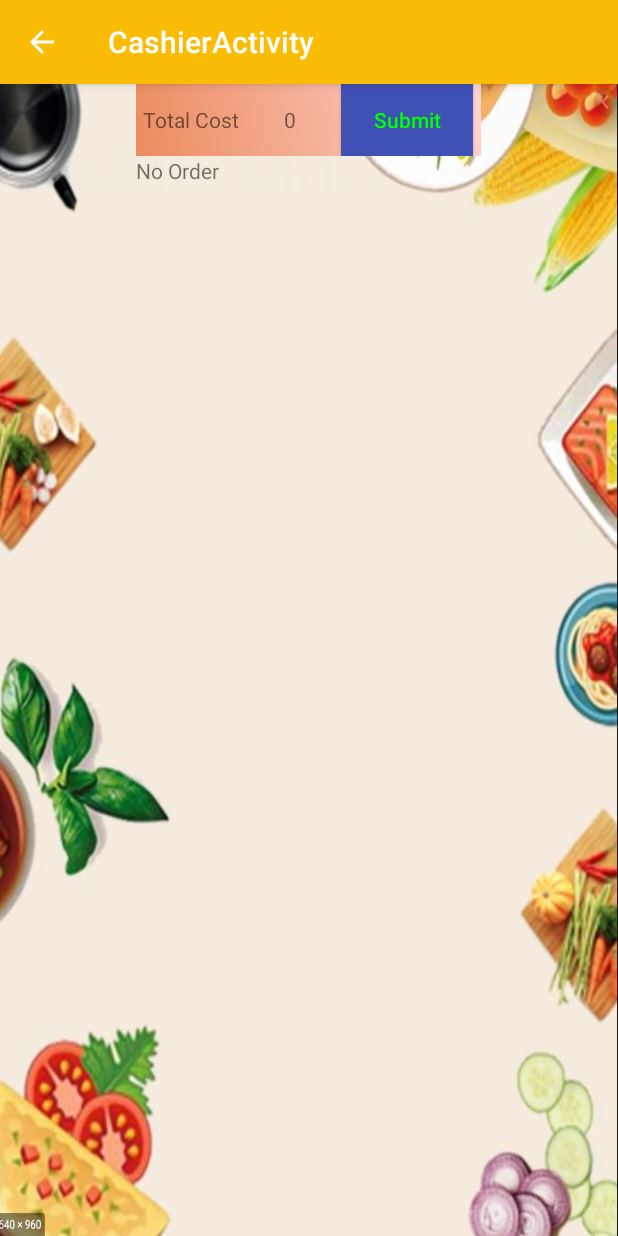
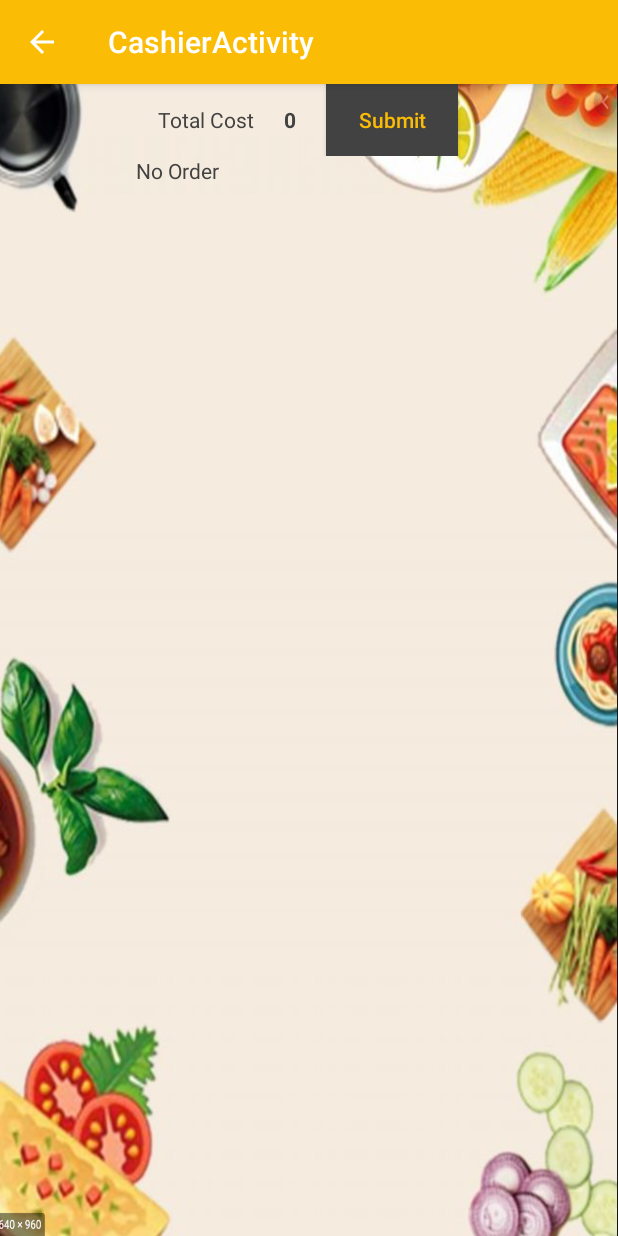
Before and after one commit to YingjieQiao/kue, an Android app: the CashierActivity screen opened directly, with no data from a screen before it, on a phone screen of 412 x 824 dp. Run offline under Robolectric (Android 15) with nearby library versions, the phone set to English and light mode, and no system bars; our stand-ins replace Firebase (no records; nobody signed in at launch, a user with empty details on screens opened directly); libraries missing offline, so code that uses them is left out: com.jakewharton.threetenabp; 1 statement that could not run was skipped.

Commit message:
update ui

```diff
--- a/app/src/main/java/com/example/android1/RatingsStatsActivity.java
+++ b/app/src/main/java/com/example/android1/RatingsStatsActivity.java
@@ -78,7 +78,6 @@ public class RatingsStatsActivity extends AppCompatActivity {
                 }
             }
 
-
             @Override
             public void onCancelled(@NonNull DatabaseError error) {
 
--- a/app/src/main/res/layout/activity_cashier.xml
+++ b/app/src/main/res/layout/activity_cashier.xml
@@ -22,36 +22,39 @@
             <LinearLayout
                 android:layout_width="match_parent"
                 android:layout_height="wrap_content"
-                android:background="@drawable/gradientbackgrounffile"
                 android:gravity="center"
                 android:orientation="horizontal">
 
                 <TextView
                     android:layout_width="wrap_content"
                     android:layout_height="wrap_content"
+                    android:textColor="@color/cardview_dark_background"
                     android:text="@string/Totalcost" />
 
                 <TextView
                     android:id="@+id/totalCost"
                     android:layout_width="wrap_content"
                     android:layout_height="wrap_content"
-                    android:paddingLeft="30sp"
-                    android:paddingRight="30sp"
+                    android:textColor="@color/cardview_dark_background"
+                    android:textStyle="bold"
+                    android:paddingLeft="20sp"
+                    android:paddingRight="20sp"
                     android:text="@string/display_number" />
 
                 <Button
                     android:id="@+id/submitbutton"
                     android:layout_width="wrap_content"
                     android:layout_height="wrap_content"
-                    android:background="@color/color_purple"
+                    android:background="@color/cardview_dark_background"
                     android:text="Submit"
-                    android:textColor="#00ff00" />
+                    android:textColor="@color/colorPrimary" />
             </LinearLayout>
 
             <TextView
                 android:id="@+id/orderList"
                 android:layout_width="230dp"
                 android:layout_height="wrap_content"
+                android:textColor="@color/cardview_dark_background"
                 android:text="No Order" />
         </LinearLayout>
     </LinearLayout>
```
Also changed, not shown: app/src/main/java/com/example/android1/CashierActivity.java (+4 -30 lines).
